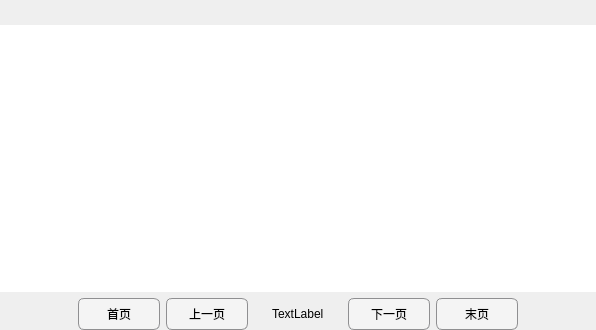
Above: Demo/detableview.ui from 13438120136/XDemo before the change. Below: the same form after it.
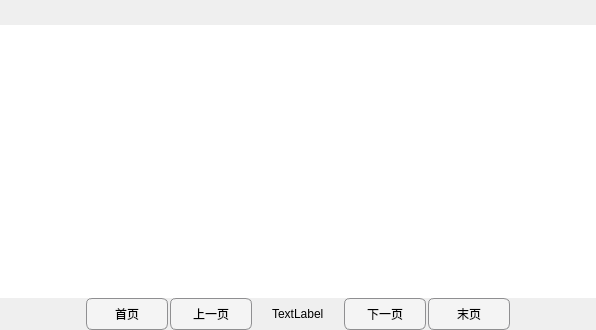
That is the form after the change.

Commit message: 优化界面

```diff
--- a/Demo/detableview.ui
+++ b/Demo/detableview.ui
@@ -72,74 +72,9 @@
    <property name="margin">
     <number>0</number>
    </property>
-   <item row="1" column="0">
-    <layout class="QGridLayout" name="gridLayout">
-     <item row="0" column="2">
-      <widget class="QPushButton" name="firstBtn">
-       <property name="text">
-        <string>首页</string>
-       </property>
-      </widget>
-     </item>
-     <item row="0" column="6">
-      <widget class="QPushButton" name="lastBtn">
-       <property name="text">
-        <string>末页</string>
-       </property>
-      </widget>
-     </item>
-     <item row="0" column="0">
-      <spacer name="horizontalSpacer">
-       <property name="orientation">
-        <enum>Qt::Horizontal</enum>
-       </property>
-       <property name="sizeHint" stdset="0">
-        <size>
-         <width>40</width>
-         <height>20</height>
-        </size>
-       </property>
-      </spacer>
-     </item>
-     <item row="0" column="7">
-      <spacer name="horizontalSpacer_2">
-       <property name="orientation">
-        <enum>Qt::Horizontal</enum>
-       </property>
-       <property name="sizeHint" stdset="0">
-        <size>
-         <width>40</width>
-         <height>20</height>
-        </size>
-       </property>
-      </spacer>
-     </item>
-     <item row="0" column="5">
-      <widget class="QPushButton" name="nextBtn">
-       <property name="text">
-        <string>下一页</string>
-       </property>
-      </widget>
-     </item>
-     <item row="0" column="3">
-      <widget class="QPushButton" name="prevBtn">
-       <property name="text">
-        <string>上一页</string>
-       </property>
-      </widget>
-     </item>
-     <item row="0" column="4">
-      <widget class="QLabel" name="label">
-       <property name="styleSheet">
-        <string notr="true">font: 10pt &quot;宋体&quot;;</string>
-       </property>
-       <property name="text">
-        <string>TextLabel</string>
-       </property>
-      </widget>
-     </item>
-    </layout>
-   </item>
+   <property name="spacing">
+    <number>0</number>
+   </property>
    <item row="0" column="0">
     <widget class="QTableView" name="tableView">
      <property name="showGrid">
@@ -153,6 +88,85 @@
      </attribute>
     </widget>
    </item>
+   <item row="1" column="0">
+    <widget class="QWidget" name="widget" native="true">
+     <layout class="QGridLayout" name="gridLayout">
+      <property name="horizontalSpacing">
+       <number>2</number>
+      </property>
+      <property name="verticalSpacing">
+       <number>0</number>
+      </property>
+      <property name="margin">
+       <number>0</number>
+      </property>
+      <item row="0" column="0">
+       <spacer name="horizontalSpacer">
+        <property name="orientation">
+         <enum>Qt::Horizontal</enum>
+        </property>
+        <property name="sizeHint" stdset="0">
+         <size>
+          <width>75</width>
+          <height>20</height>
+         </size>
+        </property>
+       </spacer>
+      </item>
+      <item row="0" column="1">
+       <widget class="QPushButton" name="firstBtn">
+        <property name="text">
+         <string>首页</string>
+        </property>
+       </widget>
+      </item>
+      <item row="0" column="2">
+       <widget class="QPushButton" name="prevBtn">
+        <property name="text">
+         <string>上一页</string>
+        </property>
+       </widget>
+      </item>
+      <item row="0" column="3">
+       <widget class="QLabel" name="label">
+        <property name="styleSheet">
+         <string notr="true">font: 10pt &quot;宋体&quot;;</string>
+        </property>
+        <property name="text">
+         <string>TextLabel</string>
+        </property>
+       </widget>
+      </item>
+      <item row="0" column="4">
+       <widget class="QPushButton" name="nextBtn">
+        <property name="text">
+         <string>下一页</string>
+        </property>
+       </widget>
+      </item>
+      <item row="0" column="5">
+       <widget class="QPushButton" name="lastBtn">
+        <property name="text">
+         <string>末页</string>
+        </property>
+       </widget>
+      </item>
+      <item row="0" column="6">
+       <spacer name="horizontalSpacer_2">
+        <property name="orientation">
+         <enum>Qt::Horizontal</enum>
+        </property>
+        <property name="sizeHint" stdset="0">
+         <size>
+          <width>40</width>
+          <height>20</height>
+         </size>
+        </property>
+       </spacer>
+      </item>
+     </layout>
+    </widget>
+   </item>
   </layout>
  </widget>
  <layoutdefault spacing="6" margin="11"/>
```
The commit also changes 5 other files.
